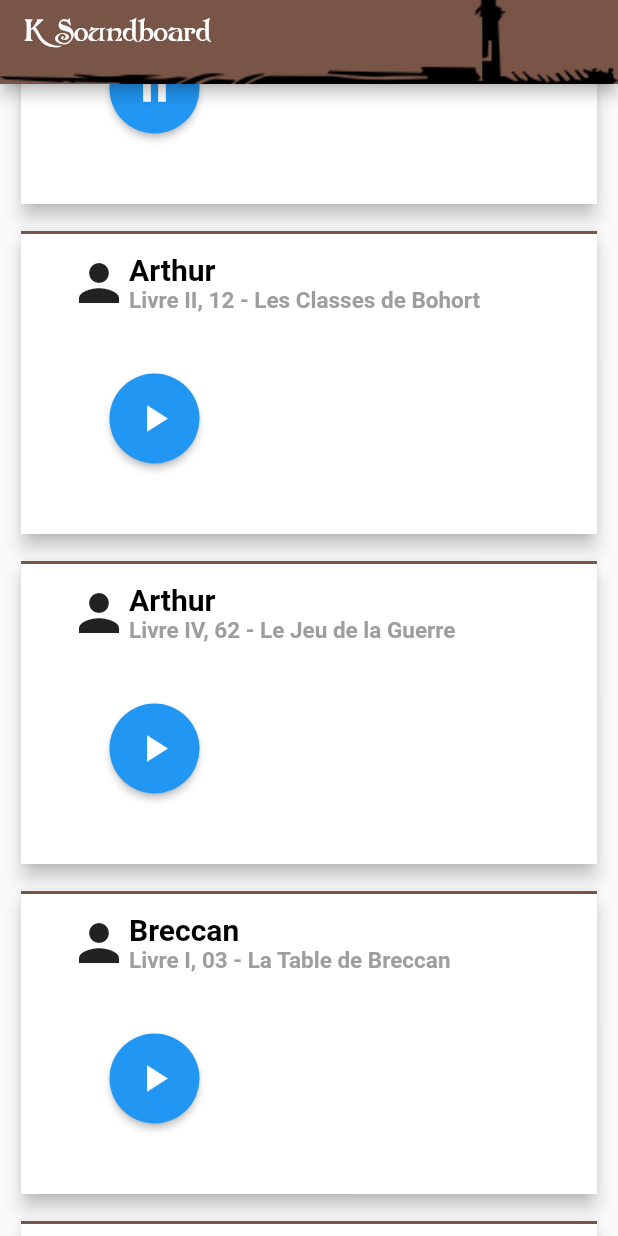
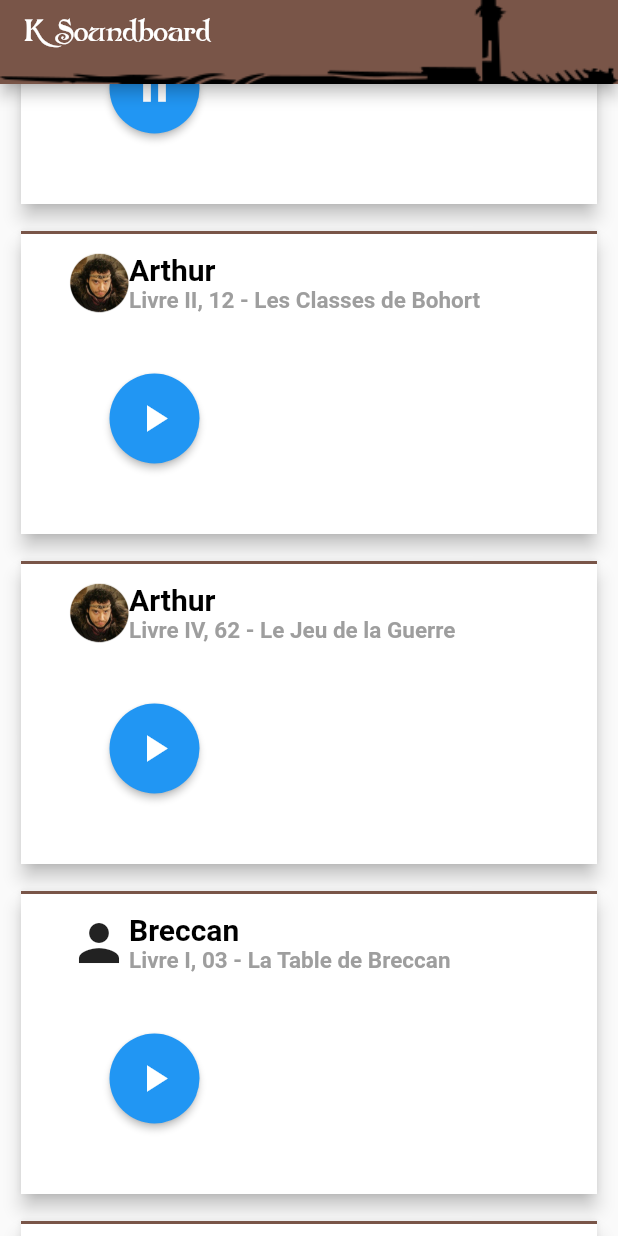
Before and after one commit to LarryMotaLavigne/Kaamelott-App, a Flutter app: the screen it shows after launch, scrolled down 576 dp, after a tap on the "play arrow" icon, on a phone screen of 412 x 824 dp. Run offline on Flutter 3.47's test engine with Material 2 defaults, Android fonts, the phone set to English and light mode, and no system bars; our stand-ins replace assets_audio_player; project files that could hold a hidden picture were left out.

Commit message:
Fix sound issue + add characters

```diff
--- a/lib/components/kCard.dart
+++ b/lib/components/kCard.dart
@@ -1,13 +1,12 @@
 import 'package:K/components/playPauseButton.dart';
-import 'package:assets_audio_player/assets_audio_player.dart';
 import 'package:flutter/material.dart';
 
 class KCard extends StatelessWidget {
   var data;
   final int index;
-  final AssetsAudioPlayer audioPlayer = AssetsAudioPlayer.withId("0");
+  final audioPlayer;
 
-  KCard(this.data, this.index);
+  KCard(this.data, this.index, this.audioPlayer);
 
   @override
   Widget build(BuildContext context) {
@@ -45,7 +44,9 @@ class KCard extends StatelessWidget {
                           ),
                           Row(
                             children: <Widget>[
-                              PlayPauseButton(mp3name: data[index]['file'])
+                              PlayPauseButton(
+                                  mp3name: data[index]['file'],
+                                  audioPlayer: audioPlayer)
                             ],
                           )
                         ],
@@ -60,6 +61,21 @@ class KCard extends StatelessWidget {
   }
 
   Widget characterIcon(data) {
+    String name = data['character'].split(' ')[0].toLowerCase();
+    if ([
+      'merlin',
+      'arthur'
+    ].contains(name)) {
+      return Padding(
+        padding: const EdgeInsets.only(left: 15.0),
+        child: Align(
+            alignment: Alignment.centerLeft,
+            child: Image.asset(
+              "assets/characters/$name.png",
+              width: 40,
+            )),
+      );
+    }else{
       return Padding(
         padding: const EdgeInsets.only(left: 15.0),
         child: Align(
@@ -69,6 +85,7 @@ class KCard extends StatelessWidget {
               size: 40,
             )),
       );
+    }
   }
 
   Widget characterName(data) {
--- a/lib/components/playPauseButton.dart
+++ b/lib/components/playPauseButton.dart
@@ -2,23 +2,17 @@ import 'package:assets_audio_player/assets_audio_player.dart';
 import 'package:flutter/material.dart';
 
 class PlayPauseButton extends StatefulWidget {
-  PlayPauseButton({this.mp3name});
+  PlayPauseButton({this.mp3name, this.audioPlayer});
 
   final String mp3name;
+  final audioPlayer;
 
   @override
   _PlayPauseButtonState createState() => _PlayPauseButtonState();
 }
 
 class _PlayPauseButtonState extends State<PlayPauseButton> {
-  final assetsAudioPlayer = AssetsAudioPlayer.withId("0");
   bool isPressed = false;
-
-  @override
-  void dispose() {
-    super.dispose();
-    assetsAudioPlayer.dispose();
-  }
 
   @override
   Widget build(BuildContext context) {
@@ -31,17 +25,18 @@ class _PlayPauseButtonState extends State<PlayPauseButton> {
             ElevatedButton(
               style: ElevatedButton.styleFrom(
                   shape: CircleBorder(), padding: EdgeInsets.all(15)),
-              child: Icon( isPressed ? Icons.pause : Icons.play_arrow,
+              child: Icon(
+                isPressed ? Icons.pause : Icons.play_arrow,
                 size: 30,
               ),
               onPressed: () {
-                assetsAudioPlayer.open(Audio("assets/sounds/${widget.mp3name}"), autoStart: false);
                 setState(() {
                   if (!isPressed) {
-                    assetsAudioPlayer.play();
+                    widget.audioPlayer.open(
+                        Audio("assets/sounds/${widget.mp3name}"));
                     isPressed = true;
                   } else if (isPressed) {
-                    assetsAudioPlayer.pause();
+                    widget.audioPlayer.pause();
                     isPressed = false;
                   }
                 });
@@ -51,13 +46,5 @@ class _PlayPauseButtonState extends State<PlayPauseButton> {
         ),
       ),
     );
-
-    return ElevatedButton(
-      child: Icon(isPressed ? Icons.pause : Icons.play_arrow),
-      onPressed: () {
-        assetsAudioPlayer.open(Audio("assets/audios/${widget.mp3name}.mp3"));
-
-      },
-    );
   }
 }
--- a/lib/pages/home.dart
+++ b/lib/pages/home.dart
@@ -1,10 +1,13 @@
 import 'package:K/components/kCard.dart';
 import 'package:K/loader.dart';
 import 'package:K/variables.dart';
+import 'package:assets_audio_player/assets_audio_player.dart';
 import 'package:flutter/cupertino.dart';
 import 'package:flutter/material.dart';
 
 class Home extends StatelessWidget {
+  final audioPlayer = AssetsAudioPlayer.withId(Variables.appTitle);
+
   @override
   Widget build(BuildContext context) {
     return MaterialApp(
@@ -37,7 +40,7 @@ class Home extends StatelessWidget {
                                   padding: EdgeInsets.fromLTRB(10, 10, 10, 0),
                                   height: 220,
                                   width: double.maxFinite,
-                                  child: KCard(snapshot.data, index),
+                                  child: KCard(snapshot.data, index, audioPlayer),
                                 );
                               });
                         }
--- a/pubspec.yaml
+++ b/pubspec.yaml
@@ -38,6 +38,7 @@ flutter:
   assets:
     - assets/
     - assets/sounds/
+    - assets/characters/
   fonts:
     - family: Folkard
       fonts:
```
Also changed, not shown: assets/characters/arthur.png (added), assets/characters/blaise.png (added), assets/characters/bohort.png (added), assets/characters/dame.png (added), assets/characters/guenievre.png (added), assets/characters/kadoc.png (added), assets/characters/karadoc.png (added), assets/characters/lancelot.png (added), assets/characters/leodagan.png (added), assets/characters/merlin.png (added), assets/characters/perceval.png (added), assets/characters/seli.png (added). Lines whose indentation alone changed are shown as unchanged.
